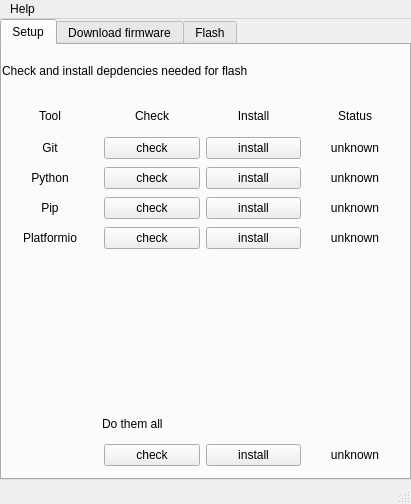
Before: the Qt Designer form src/main.ui in One-Green/iot-flash-config-tool, drawn with Qt 5.
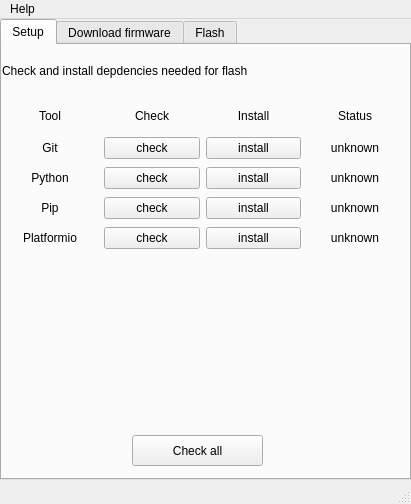
After: the same form once the commit is applied.

Commit message: feat(setup tab): binary setup tab ok

```diff
--- a/src/main.ui
+++ b/src/main.ui
@@ -252,62 +252,28 @@
      <widget class="QWidget" name="gridLayoutWidget_2">
       <property name="geometry">
        <rect>
-        <x>0</x>
+        <x>130</x>
         <y>390</y>
-        <width>401</width>
-        <height>41</height>
+        <width>131</width>
+        <height>31</height>
        </rect>
       </property>
       <layout class="QGridLayout" name="gridLayout_2">
        <item row="0" column="0">
-        <widget class="QLabel" name="label_8">
-         <property name="text">
-          <string/>
-         </property>
-         <property name="alignment">
-          <set>Qt::AlignCenter</set>
-         </property>
-        </widget>
-       </item>
-       <item row="0" column="2">
-        <widget class="QPushButton" name="installAllButton">
-         <property name="text">
-          <string>install</string>
-         </property>
-        </widget>
-       </item>
-       <item row="0" column="1">
         <widget class="QPushButton" name="checkAllButton">
-         <property name="text">
-          <string>check</string>
+         <property name="sizePolicy">
+          <sizepolicy hsizetype="Minimum" vsizetype="Expanding">
+           <horstretch>0</horstretch>
+           <verstretch>0</verstretch>
+          </sizepolicy>
          </property>
-        </widget>
-       </item>
-       <item row="0" column="3">
-        <widget class="QLabel" name="label_9">
          <property name="text">
-          <string>unknown</string>
-         </property>
-         <property name="alignment">
-          <set>Qt::AlignCenter</set>
+          <string>Check all</string>
          </property>
         </widget>
        </item>
       </layout>
      </widget>
-     <widget class="QLabel" name="label_10">
-      <property name="geometry">
-       <rect>
-        <x>100</x>
-        <y>370</y>
-        <width>111</width>
-        <height>17</height>
-       </rect>
-      </property>
-      <property name="text">
-       <string>Do them all</string>
-      </property>
-     </widget>
     </widget>
     <widget class="QWidget" name="tab_3">
      <attribute name="title">
```
The commit also changes 3 other files.
